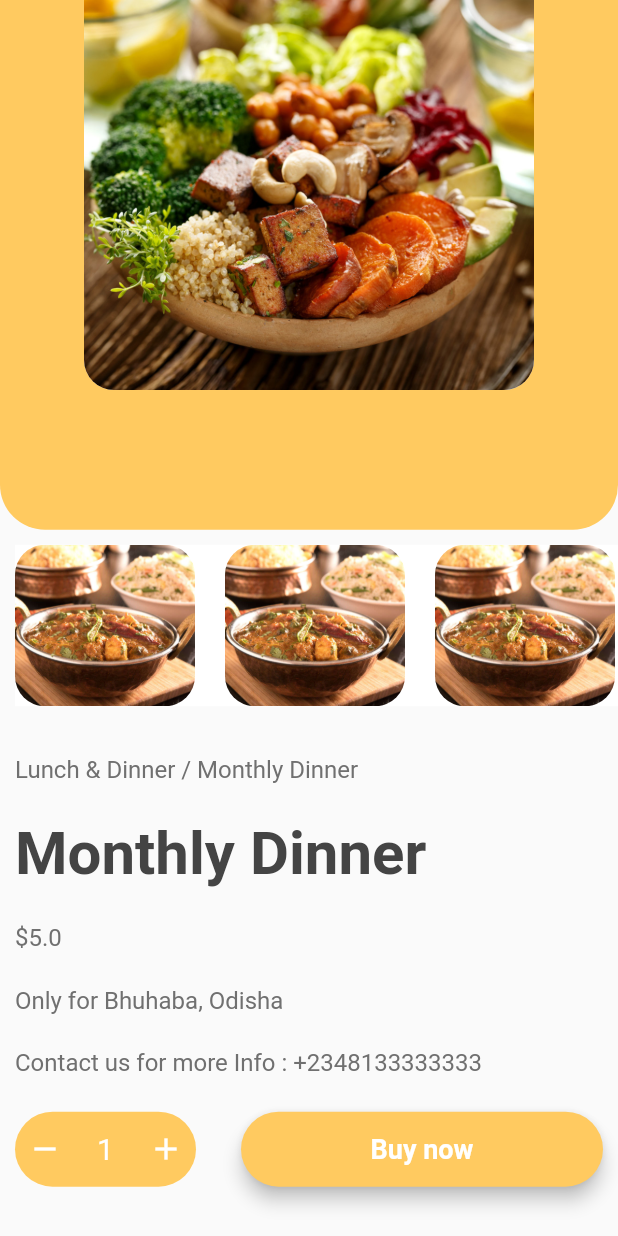
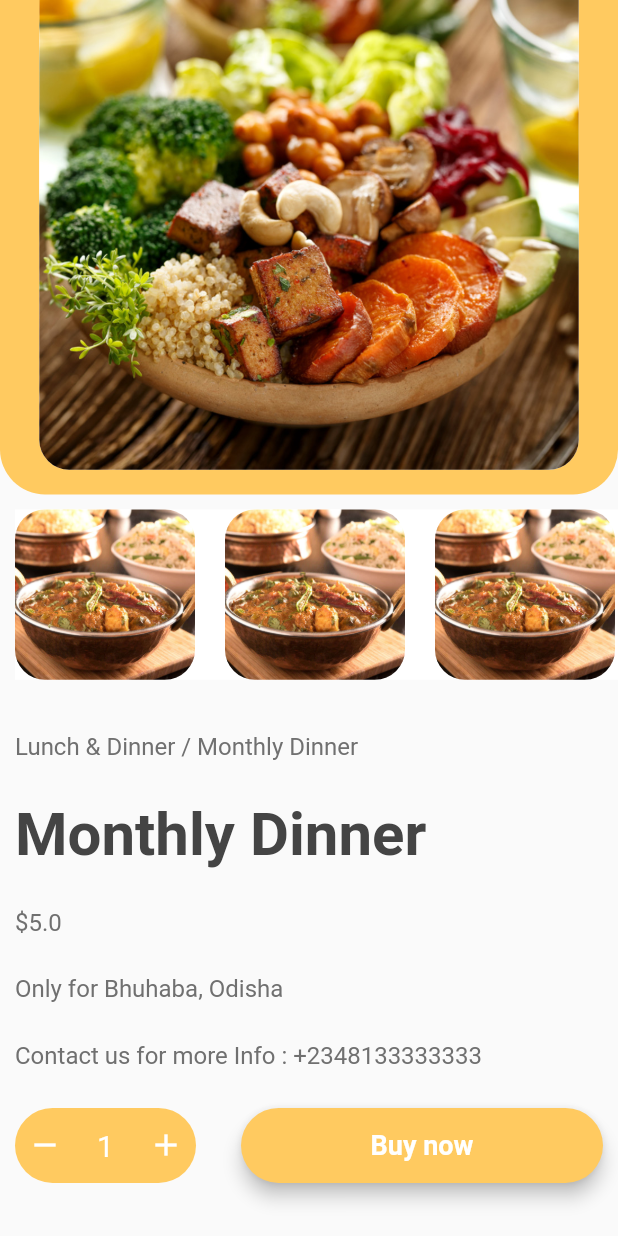
Before and after one commit to aloRanking/flutter_ui_challenges, a Flutter app: the FoodDetailPage screen opened directly with sample values from the repository, on a phone screen of 412 x 824 dp. Run offline on Flutter 3.47's test engine with Material 2 defaults, Android fonts, the phone set to English and light mode, and no system bars; our stand-ins replace camera, connectivity, curved_navigation_bar, flutter_spinkit, font_awesome_flutter, story_view and 1 more; missing offline and left inert: syncfusion_flutter_core.

Commit message:
added containerImageHeight and imageHeight and imageWidth

```diff
--- a/lib/foodApp/food_detail.dart
+++ b/lib/foodApp/food_detail.dart
@@ -76,12 +76,15 @@ class _FoodDetailState extends State<FoodDetail> with TickerProviderStateMixin{
 
   @override
   Widget build(BuildContext context) {
+    final heightContainerImage = MediaQuery.of(context).size.height * 0.4;
+    print('the containerHeight is  $heightContainerImage');
+    final imageHeight = heightContainerImage *0.95;
+    final imageWidth = heightContainerImage + 30;
     return Container(
       child: Column(
         children: <Widget>[
-          Expanded(
-            flex: 3,
-            child: Container(
+          Container(
+            height: heightContainerImage,
             width: double.infinity,
             decoration: BoxDecoration(
               color: Color(0xFFFFCA60),
@@ -96,8 +99,8 @@ class _FoodDetailState extends State<FoodDetail> with TickerProviderStateMixin{
                   child: Hero(
                     tag: widget.food.id,
                     child: Container(
-                        width: 300,
-                        height: 260,
+                      width: imageWidth,
+                      height: imageHeight,
                       decoration: BoxDecoration(
                         borderRadius: BorderRadius.only(
                             bottomLeft: Radius.circular(20.0),
@@ -111,7 +114,6 @@ class _FoodDetailState extends State<FoodDetail> with TickerProviderStateMixin{
                   ),
                 ),
               ],
-              ),
             ),
           ),
           Expanded(
```
Lines whose indentation alone changed are shown as unchanged.
